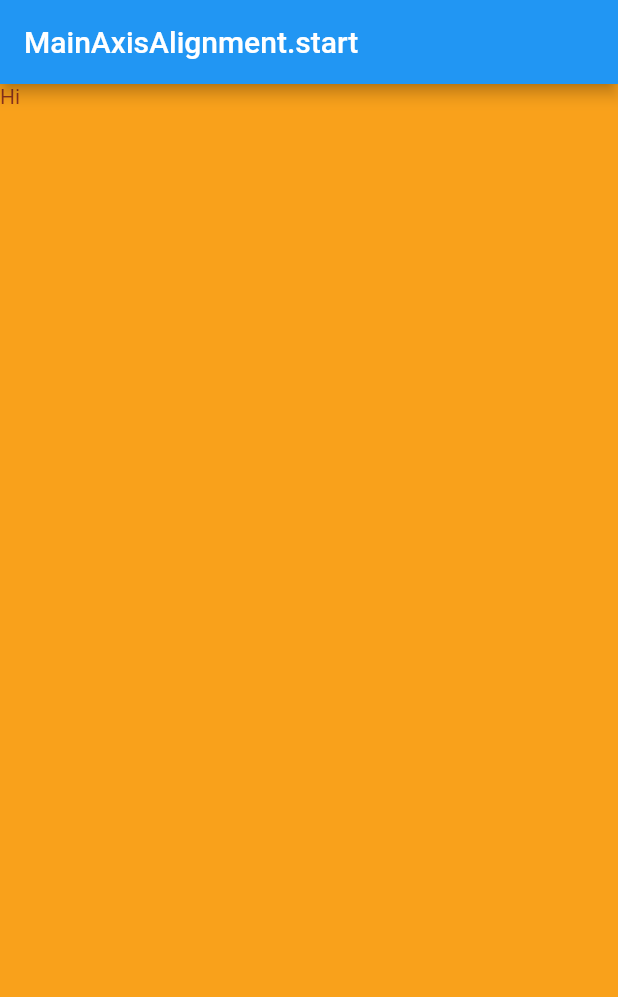
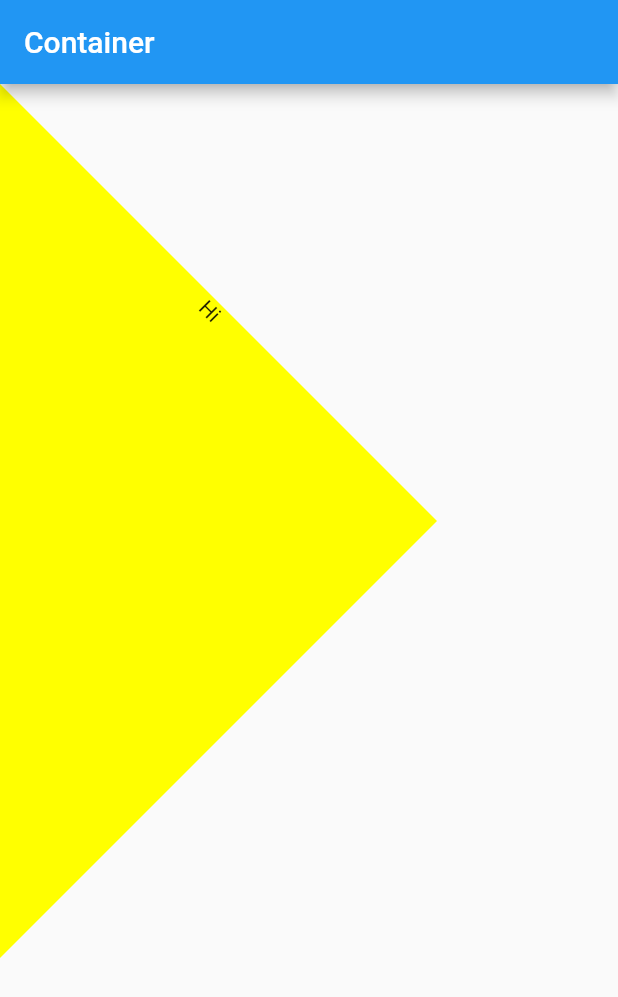
Before and after one commit to after-six/flutter-layout-wonwoo, a Flutter app: the screen it shows after launch, on a phone screen of 412 x 824 dp. Shown: the top 997 px of the screen. Run offline on Flutter 3.47's test engine with Material 2 defaults, Android fonts, the phone set to English and light mode, and no system bars.

Commit message:
Container transform

```diff
--- a/lib/main.dart
+++ b/lib/main.dart
@@ -1,3 +1,5 @@
+import 'dart:math';
+
 import 'package:flutter/material.dart';
 
 void main() => runApp(MyApp());
@@ -9,16 +11,17 @@ class MyApp extends StatelessWidget {
     return MaterialApp(
       home: Scaffold(
         appBar: AppBar(
-          title: Text('MainAxisAlignment.start'),
+          title: Text('Container'),
         ),
         body: Container(
           height: double.infinity,
           width: double.infinity,
+          transform: Matrix4.rotationZ(pi / 4),
           decoration: BoxDecoration(color: Colors.yellowAccent),
-          foregroundDecoration: BoxDecoration(
-            color: Colors.red.withOpacity(0.5),
+          child: Text(
+            "Hi",
+            textAlign: TextAlign.center,
           ),
-          child: Text("Hi"),
         ),
       ),
     );
```
